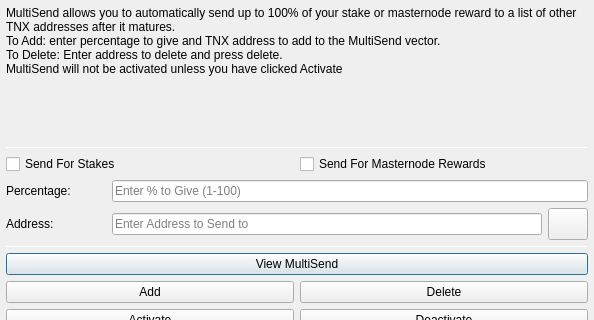
This is src/qt/forms/multisenddialog.ui in MotifyMusicGroup/Motify as Qt 5 draws it before an edit; both pictures show x 0 to 594 and y 0 to 320 of the 594 by 523 pixel window. The edited form follows.
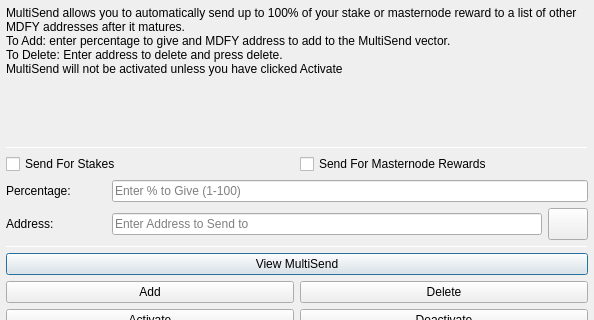
This is the edited form. Icons and pictures are not drawn.

The edit to the form file:
```diff
--- a/src/qt/forms/multisenddialog.ui
+++ b/src/qt/forms/multisenddialog.ui
@@ -37,8 +37,8 @@
         <number>1</number>
        </property>
        <property name="text">
-        <string>MultiSend allows you to automatically send up to 100% of your stake or masternode reward to a list of other TNX addresses after it matures.
-To Add: enter percentage to give and TNX address to add to the MultiSend vector.
+        <string>MultiSend allows you to automatically send up to 100% of your stake or masternode reward to a list of other MDFY addresses after it matures.
+To Add: enter percentage to give and MDFY address to add to the MultiSend vector.
 To Delete: Enter address to delete and press delete.
 MultiSend will not be activated unless you have clicked Activate</string>
        </property>
```
Left out of the diff: 4 changed lines with no effect on the pictures.
